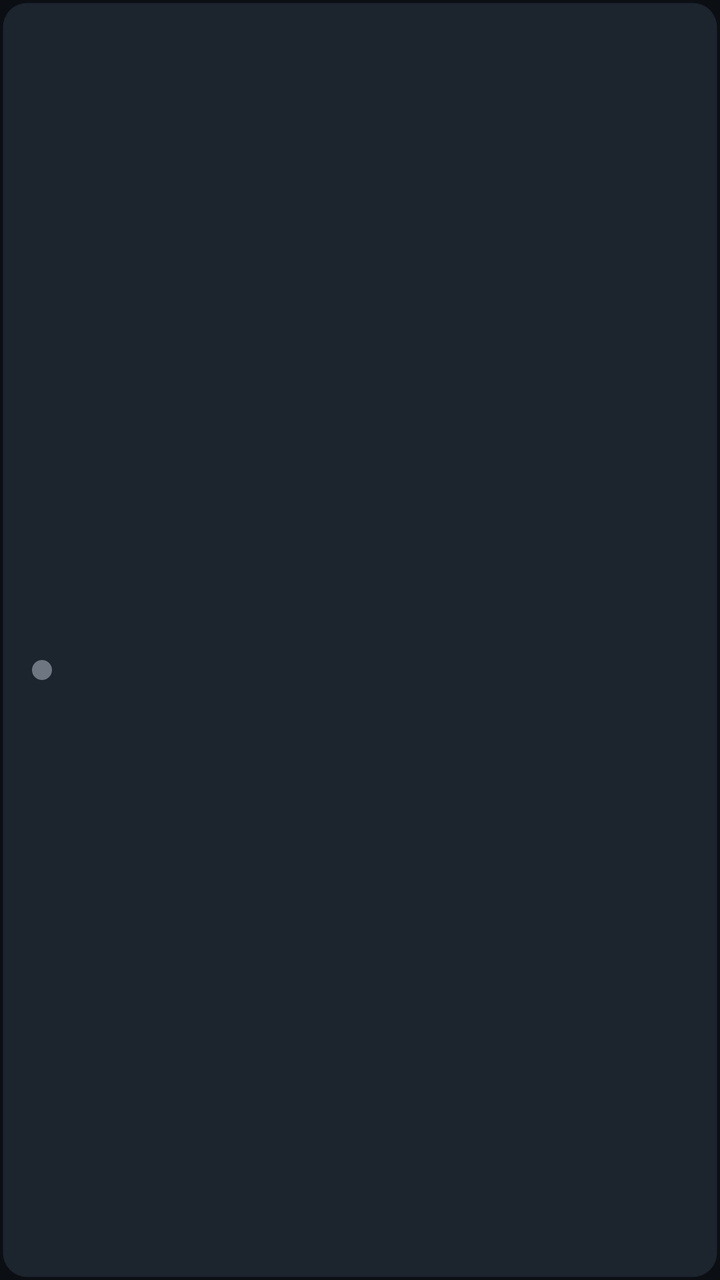
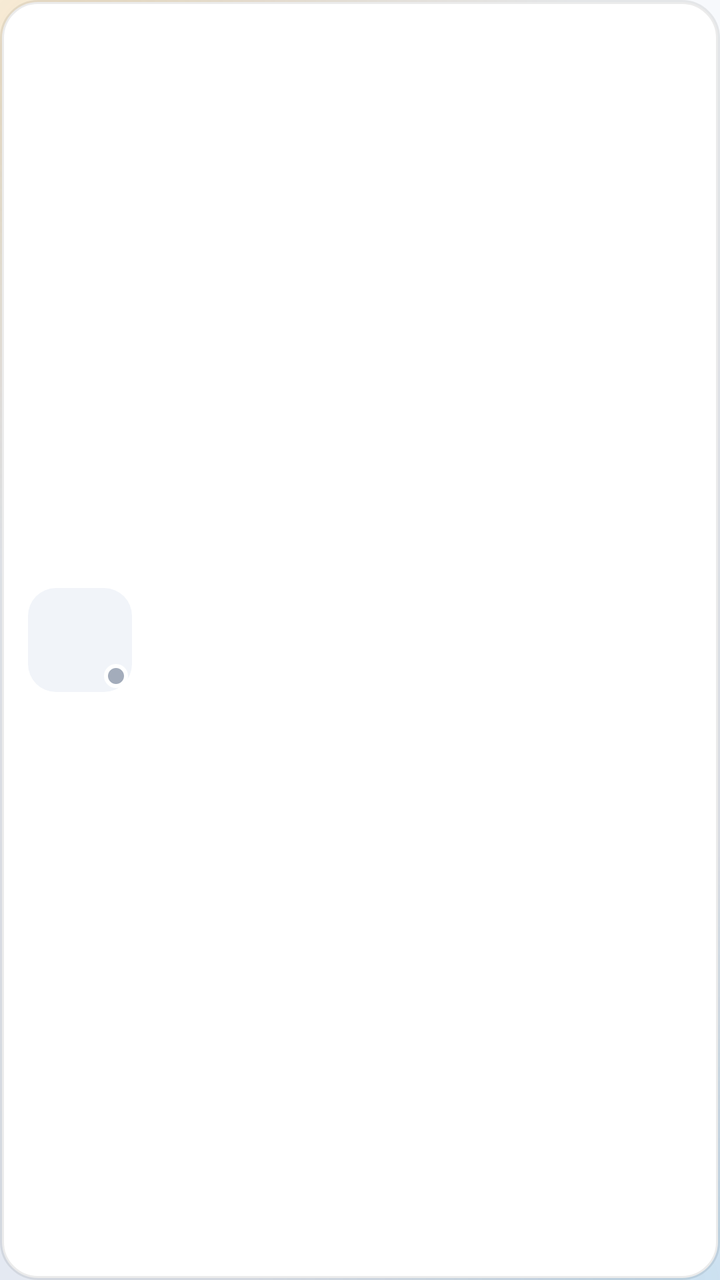

Two renders of the same Android screen: before a commit and after it. Below are the layout's source before the change and the commit's diff.
<!-- AndroidManifest.xml: application theme Theme.ShackScreen -->
<!-- res/layout/item_app.xml -->
<?xml version="1.0" encoding="utf-8"?>
<LinearLayout xmlns:android="http://schemas.android.com/apk/res/android"
    android:layout_width="210dp"
    android:layout_height="96dp"
    android:layout_marginEnd="16dp"
    android:background="@drawable/tile_bg"
    android:clickable="true"
    android:focusable="true"
    android:gravity="center_vertical"
    android:orientation="vertical"
    android:padding="16dp">

    <TextView
        android:id="@+id/name"
        android:layout_width="match_parent"
        android:layout_height="wrap_content"
        android:ellipsize="end"
        android:maxLines="1"
        android:textColor="@color/text"
        android:textSize="18sp"
        android:textStyle="bold" />

    <LinearLayout
        android:layout_width="match_parent"
        android:layout_height="wrap_content"
        android:layout_marginTop="6dp"
        android:gravity="center_vertical"
        android:orientation="horizontal">

        <View
            android:id="@+id/dot"
            android:layout_width="10dp"
            android:layout_height="10dp"
            android:layout_marginEnd="8dp"
            android:background="@drawable/dot" />

        <TextView
            android:id="@+id/host"
            android:layout_width="0dp"
            android:layout_height="wrap_content"
            android:layout_weight="1"
            android:ellipsize="end"
            android:maxLines="1"
            android:textColor="@color/dim"
            android:textSize="13sp" />
    </LinearLayout>
</LinearLayout>
<!-- resources referenced by this layout -->
<resources>
  <color name="dim">#8B98A5</color>
  <color name="text">#E6EDF3</color>
  <!-- drawable dot (drawable) -->
  <?xml version="1.0" encoding="utf-8"?>
  <shape xmlns:android="http://schemas.android.com/apk/res/android" android:shape="oval">
      <solid android:color="@color/unknown" />
  </shape>
  <!-- drawable tile_bg (drawable) -->
  <?xml version="1.0" encoding="utf-8"?>
  <selector xmlns:android="http://schemas.android.com/apk/res/android">
      <item android:state_focused="true">
          <shape>
              <solid android:color="@color/tile" />
              <stroke android:width="3dp" android:color="@color/accent" />
              <corners android:radius="12dp" />
          </shape>
      </item>
      <item>
          <shape>
              <solid android:color="@color/tile" />
              <stroke android:width="3dp" android:color="@android:color/transparent" />
              <corners android:radius="12dp" />
          </shape>
      </item>
  </selector>
  <style name="Theme.ShackScreen" parent="@android:style/Theme.DeviceDefault.NoActionBar.Fullscreen">
          <item name="android:windowBackground">@color/bg</item>
          <item name="android:colorAccent">@color/accent</item>
          <item name="android:textColor">@color/text</item>
      </style>
  <color name="unknown">#6E7681</color>
  <color name="tile">#1C242E</color>
  <color name="accent">#F0A63A</color>
  <color name="bg">#0B0F14</color>
</resources>

<!-- the commit's change to res/layout/item_app.xml (unified diff, before → after) -->
@@ -1,47 +1,63 @@
 <?xml version="1.0" encoding="utf-8"?>
 <LinearLayout xmlns:android="http://schemas.android.com/apk/res/android"
-    android:layout_width="210dp"
-    android:layout_height="96dp"
-    android:layout_marginEnd="16dp"
+    android:layout_width="224dp"
+    android:layout_height="84dp"
+    android:layout_marginEnd="14dp"
     android:background="@drawable/tile_bg"
     android:clickable="true"
     android:focusable="true"
     android:gravity="center_vertical"
-    android:orientation="vertical"
-    android:padding="16dp">
+    android:orientation="horizontal"
+    android:paddingStart="14dp"
+    android:paddingEnd="14dp">
 
-    <TextView
-        android:id="@+id/name"
-        android:layout_width="match_parent"
-        android:layout_height="wrap_content"
-        android:ellipsize="end"
-        android:maxLines="1"
-        android:textColor="@color/text"
-        android:textSize="18sp"
-        android:textStyle="bold" />
+    <FrameLayout
+        android:layout_width="52dp"
+        android:layout_height="52dp"
+        android:layout_marginEnd="14dp"
+        android:background="@drawable/icon_bg">
 
-    <LinearLayout
-        android:layout_width="match_parent"
-        android:layout_height="wrap_content"
-        android:layout_marginTop="6dp"
-        android:gravity="center_vertical"
-        android:orientation="horizontal">
+        <ImageView
+            android:id="@+id/icon"
+            android:layout_width="match_parent"
+            android:layout_height="match_parent"
+            android:padding="12dp"
+            android:scaleType="fitCenter"
+            android:importantForAccessibility="no" />
 
         <View
             android:id="@+id/dot"
-            android:layout_width="10dp"
-            android:layout_height="10dp"
-            android:layout_marginEnd="8dp"
+            android:layout_width="12dp"
+            android:layout_height="12dp"
+            android:layout_gravity="end|bottom"
+            android:layout_margin="2dp"
             android:background="@drawable/dot" />
+    </FrameLayout>
+
+    <LinearLayout
+        android:layout_width="0dp"
+        android:layout_height="wrap_content"
+        android:layout_weight="1"
+        android:orientation="vertical">
+
+        <TextView
+            android:id="@+id/name"
+            android:layout_width="match_parent"
+            android:layout_height="wrap_content"
+            android:ellipsize="end"
+            android:maxLines="1"
+            android:textColor="@color/text"
+            android:textSize="17sp"
+            android:textStyle="bold" />
 
         <TextView
             android:id="@+id/host"
-            android:layout_width="0dp"
+            android:layout_width="match_parent"
             android:layout_height="wrap_content"
-            android:layout_weight="1"
+            android:layout_marginTop="2dp"
             android:ellipsize="end"
             android:maxLines="1"
             android:textColor="@color/dim"
-            android:textSize="13sp" />
+            android:textSize="12sp" />
     </LinearLayout>
 </LinearLayout>
<!-- resource entries referenced after the edit -->
@@ -1,38 +1,74 @@
 <!-- resources referenced by this layout -->
 <resources>
-  <color name="dim">#8B98A5</color>
-  <color name="text">#E6EDF3</color>
+  <color name="dim">#5B667A</color>
+  <color name="text">#0F172A</color>
   <!-- drawable dot (drawable) -->
   <?xml version="1.0" encoding="utf-8"?>
   <shape xmlns:android="http://schemas.android.com/apk/res/android" android:shape="oval">
       <solid android:color="@color/unknown" />
+      <stroke android:width="2dp" android:color="@color/tile" />
+  </shape>
+  <!-- drawable icon_bg (drawable) -->
+  <?xml version="1.0" encoding="utf-8"?>
+  <shape xmlns:android="http://schemas.android.com/apk/res/android">
+      <solid android:color="@color/icon_bg" />
+      <corners android:radius="14dp" />
   </shape>
   <!-- drawable tile_bg (drawable) -->
   <?xml version="1.0" encoding="utf-8"?>
   <selector xmlns:android="http://schemas.android.com/apk/res/android">
       <item android:state_focused="true">
           <shape>
-              <solid android:color="@color/tile" />
-              <stroke android:width="3dp" android:color="@color/accent" />
-              <corners android:radius="12dp" />
+              <solid android:color="@color/tile_focus" />
+              <stroke android:width="2dp" android:color="@color/accent" />
+              <corners android:radius="18dp" />
           </shape>
       </item>
       <item>
           <shape>
               <solid android:color="@color/tile" />
-              <stroke android:width="3dp" android:color="@android:color/transparent" />
-              <corners android:radius="12dp" />
+              <stroke android:width="2dp" android:color="@color/card_border" />
+              <corners android:radius="18dp" />
           </shape>
       </item>
   </selector>
   <style name="Theme.ShackScreen" parent="@android:style/Theme.DeviceDefault.NoActionBar.Fullscreen">
-          <item name="android:windowBackground">@color/bg</item>
+          <item name="android:windowBackground">@drawable/bg_screen</item>
           <item name="android:colorAccent">@color/accent</item>
           <item name="android:textColor">@color/text</item>
+          <item name="android:textColorHint">@color/faint</item>
       </style>
-  <color name="unknown">#6E7681</color>
-  <color name="tile">#1C242E</color>
-  <color name="accent">#F0A63A</color>
-  <color name="bg">#0B0F14</color>
+  <color name="unknown">#A3ACBB</color>
+  <color name="tile">#FFFFFF</color>
+  <color name="icon_bg">#F1F4F9</color>
+  <color name="tile_focus">#FFFFFF</color>
+  <color name="accent">#D97706</color>
+  <color name="card_border">#14000000</color>
+  <!-- drawable bg_screen (drawable) -->
+  <?xml version="1.0" encoding="utf-8"?>
+  <layer-list xmlns:android="http://schemas.android.com/apk/res/android">
+      <item>
+          <shape>
+              <gradient android:angle="270" android:startColor="@color/bg_top" android:endColor="@color/bg_bottom" />
+          </shape>
+      </item>
+      <item>
+          <shape>
+              <gradient android:type="radial" android:gradientRadius="70%p" android:centerX="0.1" android:centerY="0.05"
+                  android:startColor="@color/glow" android:endColor="#00000000" />
+          </shape>
+      </item>
+      <item>
+          <shape>
+              <gradient android:type="radial" android:gradientRadius="60%p" android:centerX="0.95" android:centerY="1.0"
+                  android:startColor="@color/glow2" android:endColor="#00000000" />
+          </shape>
+      </item>
+  </layer-list>
+  <color name="faint">#A3ACBB</color>
+  <color name="bg_top">#F7F9FC</color>
+  <color name="bg_bottom">#E4E9F2</color>
+  <color name="glow">#33F59E0B</color>
+  <color name="glow2">#1F0EA5E9</color>
 </resources>
 
